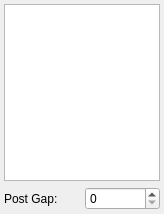
This is src/tiled/fencetooldialog.ui in timbaker/tiled as Qt 5 draws it before an edit. The edited form follows.
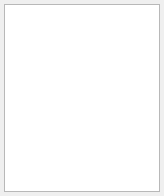
This is the edited form.

Commit message: Removed "post gap" from FenceTool and FenceToolDialog.

Diff of the .ui file:
```diff
--- a/src/tiled/fencetooldialog.ui
+++ b/src/tiled/fencetooldialog.ui
@@ -7,7 +7,7 @@
     <x>0</x>
     <y>0</y>
     <width>164</width>
-    <height>214</height>
+    <height>196</height>
    </rect>
   </property>
   <property name="windowTitle">
@@ -29,20 +29,6 @@
    <item row="0" column="0">
     <widget class="QListWidget" name="fenceList"/>
    </item>
-   <item row="1" column="0">
-    <layout class="QHBoxLayout" name="horizontalLayout_2">
-     <item>
-      <widget class="QLabel" name="label_2">
-       <property name="text">
-        <string>Post Gap:</string>
-       </property>
-      </widget>
-     </item>
-     <item>
-      <widget class="QSpinBox" name="postGap"/>
-     </item>
-    </layout>
-   </item>
   </layout>
  </widget>
  <resources/>
```
The commit also changes 4 other files.
